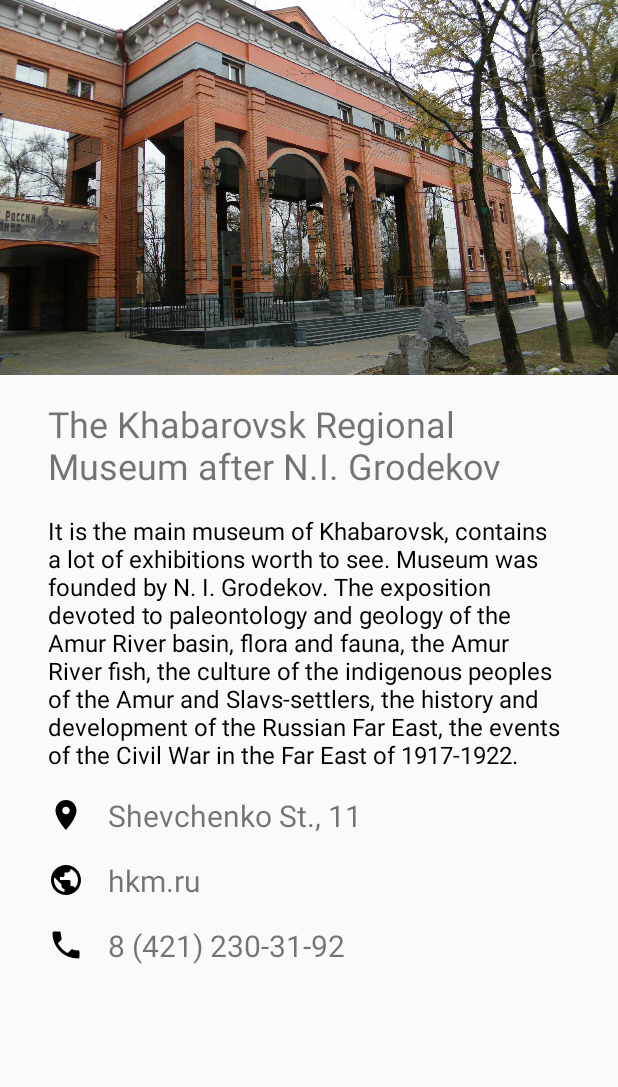
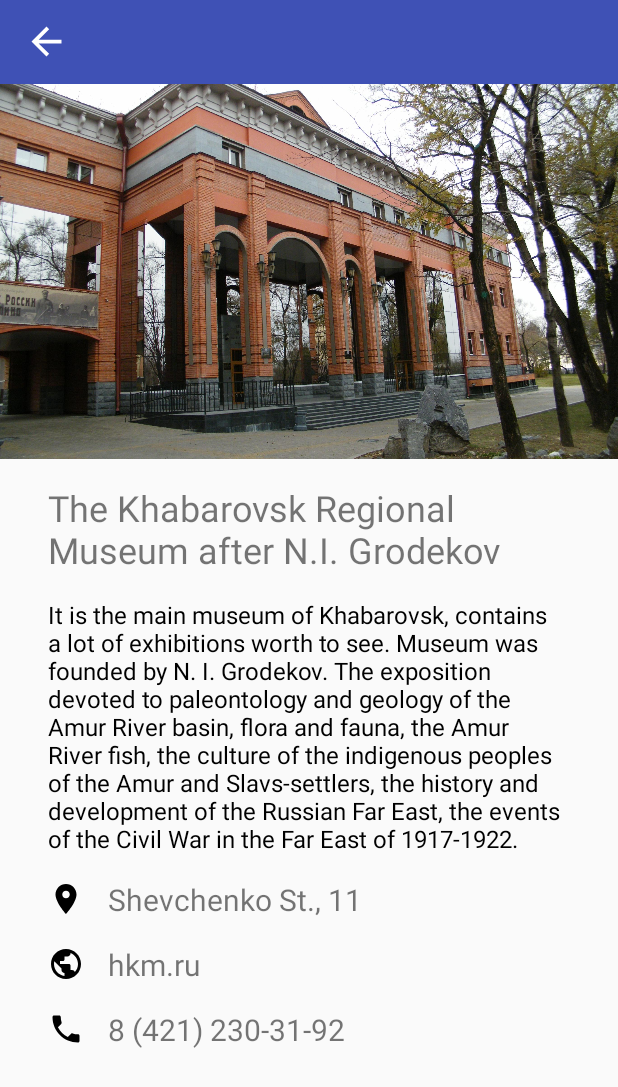
Before and after one commit to MaxGolendukhin/KhabarovskTourGide, an Android app: the screen it shows after launch (DetailsActivity), after a tap on "THE KHABAROVSK REGIONAL MUSEUM AFTER N.I", on a phone screen of 412 x 824 dp. Shown: the top 1087 px of the screen. Run offline under Robolectric (Android 15) with nearby library versions, the phone set to English and light mode, and no system bars; our stand-ins replace ButterKnife.

Commit message:
add back button

```diff
--- a/app/src/main/java/com/golendukhin/khabarovsktourgide/CafeFragment.java
+++ b/app/src/main/java/com/golendukhin/khabarovsktourgide/CafeFragment.java
@@ -1,8 +1,6 @@
 package com.golendukhin.khabarovsktourgide;
 
 import android.content.Intent;
-import android.content.res.Resources;
-import android.content.res.TypedArray;
 import android.os.Bundle;
 import android.support.v4.app.Fragment;
 import android.view.LayoutInflater;
--- a/app/src/main/java/com/golendukhin/khabarovsktourgide/DetailsActivity.java
+++ b/app/src/main/java/com/golendukhin/khabarovsktourgide/DetailsActivity.java
@@ -6,6 +6,7 @@ import android.net.Uri;
 import android.os.Bundle;
 import android.support.v7.app.AppCompatActivity;
 import android.view.View;
+import android.widget.Button;
 import android.widget.ImageView;
 import android.widget.LinearLayout;
 import android.widget.TextView;
@@ -22,6 +23,7 @@ public class DetailsActivity extends AppCompatActivity {
     @BindView(R.id.phone_linear_layout) LinearLayout phoneLinearLayout;
     @BindView(R.id.phone_text_view) TextView phoneTextView;
     @BindView(R.id.address_linear_layout) LinearLayout addressLinearLayout;
+    @BindView(R.id.toolbar_back_button) Button toolbarBackButton;
 
     /**
      * Populates detailsActivity with data for particular sight
@@ -80,5 +82,17 @@ public class DetailsActivity extends AppCompatActivity {
                 }
             }
         });
+
+        toolbarBackButton.setOnClickListener(new View.OnClickListener() {
+            @Override
+            public void onClick(View view) {
+                onBackPressed();
+            }
+        });
+    }
+
+    @Override
+    public void onBackPressed() {
+        super.onBackPressed();
     }
 }
--- a/app/src/main/java/com/golendukhin/khabarovsktourgide/MainActivity.java
+++ b/app/src/main/java/com/golendukhin/khabarovsktourgide/MainActivity.java
@@ -5,8 +5,6 @@ import android.support.v4.view.ViewPager;
 import android.support.v7.app.AppCompatActivity;
 import android.os.Bundle;
 import android.support.design.widget.TabLayout;
-import android.view.Window;
-
 import butterknife.BindView;
 import butterknife.ButterKnife;
 
--- a/app/src/main/java/com/golendukhin/khabarovsktourgide/MuseumsFragment.java
+++ b/app/src/main/java/com/golendukhin/khabarovsktourgide/MuseumsFragment.java
@@ -1,8 +1,6 @@
 package com.golendukhin.khabarovsktourgide;
 
 import android.content.Intent;
-import android.content.res.Resources;
-import android.content.res.TypedArray;
 import android.os.Bundle;
 import android.support.v4.app.Fragment;
 import android.view.LayoutInflater;
@@ -11,7 +9,6 @@ import android.view.ViewGroup;
 import android.widget.AdapterView;
 import android.widget.ListView;
 import java.util.ArrayList;
-
 import butterknife.BindView;
 import butterknife.ButterKnife;
 
--- a/app/src/main/java/com/golendukhin/khabarovsktourgide/PageAdapter.java
+++ b/app/src/main/java/com/golendukhin/khabarovsktourgide/PageAdapter.java
@@ -5,11 +5,11 @@ import android.support.v4.app.FragmentManager;
 import android.support.v4.app.FragmentPagerAdapter;
 
 class PageAdapter extends FragmentPagerAdapter {
-    FragmentManager fragmentManager;
+    //private FragmentManager fragmentManager;
 
     public PageAdapter(FragmentManager fragmentManager) {
         super(fragmentManager);
-        this.fragmentManager = fragmentManager;
+        //this.fragmentManager = fragmentManager;
     }
 
     /**
--- a/app/src/main/java/com/golendukhin/khabarovsktourgide/ParksFragment.java
+++ b/app/src/main/java/com/golendukhin/khabarovsktourgide/ParksFragment.java
@@ -1,8 +1,6 @@
 package com.golendukhin.khabarovsktourgide;
 
 import android.content.Intent;
-import android.content.res.Resources;
-import android.content.res.TypedArray;
 import android.os.Bundle;
 import android.support.v4.app.Fragment;
 import android.view.LayoutInflater;
--- a/app/src/main/java/com/golendukhin/khabarovsktourgide/SightAdapter.java
+++ b/app/src/main/java/com/golendukhin/khabarovsktourgide/SightAdapter.java
@@ -17,7 +17,7 @@ public class SightAdapter extends ArrayAdapter<Sight> {
 
     private ArrayList<Sight> sights;
 
-    public SightAdapter(Context context, ArrayList<Sight> sights) {
+    SightAdapter(Context context, ArrayList<Sight> sights) {
         super(context, 0, sights);
         this.sights = sights;
     }
--- a/app/src/main/java/com/golendukhin/khabarovsktourgide/Utils.java
+++ b/app/src/main/java/com/golendukhin/khabarovsktourgide/Utils.java
@@ -22,15 +22,8 @@ final class Utils {
         }
         typedArray.recycle();
 
-
-
-
-
         ArrayList<Sight> sights = new ArrayList<>();
         for (int j = 0; j < optionsResources[0].length; j++) {
-
-            String a = optionsResources[6][j];
-
                     sights.add(new Sight(optionsResources[0][j],
                     optionsResources[1][j],
                     optionsResources[2][j],
--- /dev/null
+++ b/app/src/main/res/drawable/back_button.xml
@@ -0,0 +1,9 @@
+<vector xmlns:android="http://schemas.android.com/apk/res/android"
+        android:width="24dp"
+        android:height="24dp"
+        android:viewportWidth="24.0"
+        android:viewportHeight="24.0">
+    <path
+        android:fillColor="@android:color/white"
+        android:pathData="M20,11H7.83l5.59,-5.59L12,4l-8,8 8,8 1.41,-1.41L7.83,13H20v-2z"/>
+</vector>
--- a/app/src/main/res/layout/activity_details.xml
+++ b/app/src/main/res/layout/activity_details.xml
@@ -4,6 +4,8 @@
     android:layout_width="match_parent"
     android:layout_height="match_parent"
     android:orientation="vertical">
+
+    <include layout="@layout/toolbar" />
 
     <ImageView
         android:id="@+id/image_view"
--- /dev/null
+++ b/app/src/main/res/layout/toolbar.xml
@@ -0,0 +1,17 @@
+<?xml version="1.0" encoding="utf-8"?>
+<android.support.v7.widget.Toolbar
+    xmlns:android="http://schemas.android.com/apk/res/android"
+    xmlns:app="http://schemas.android.com/apk/res-auto"
+    android:id="@+id/toolbar"
+    android:layout_width="match_parent"
+    android:layout_height="wrap_content"
+    android:background="@color/colorPrimary"
+    app:theme="@style/ThemeOverlay.AppCompat.ActionBar">
+
+    <Button
+        android:id="@+id/toolbar_back_button"
+        android:layout_width="30dp"
+        android:layout_height="30dp"
+        android:layout_gravity="left"
+        android:background="@drawable/back_button" />
+</android.support.v7.widget.Toolbar>
```
